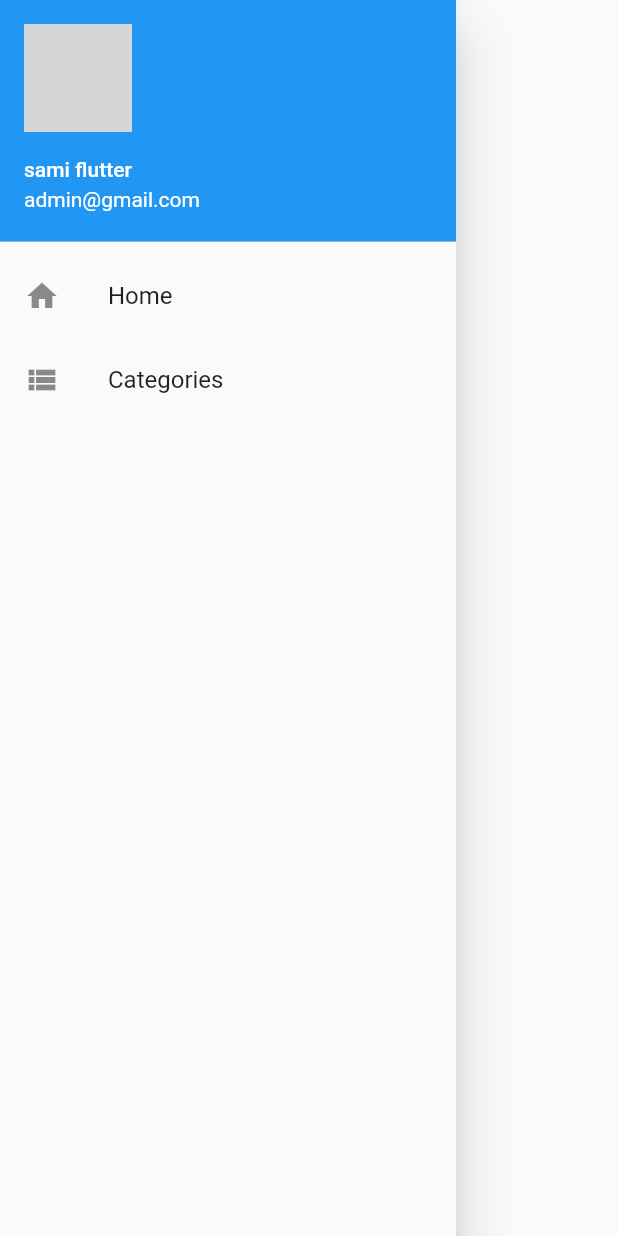
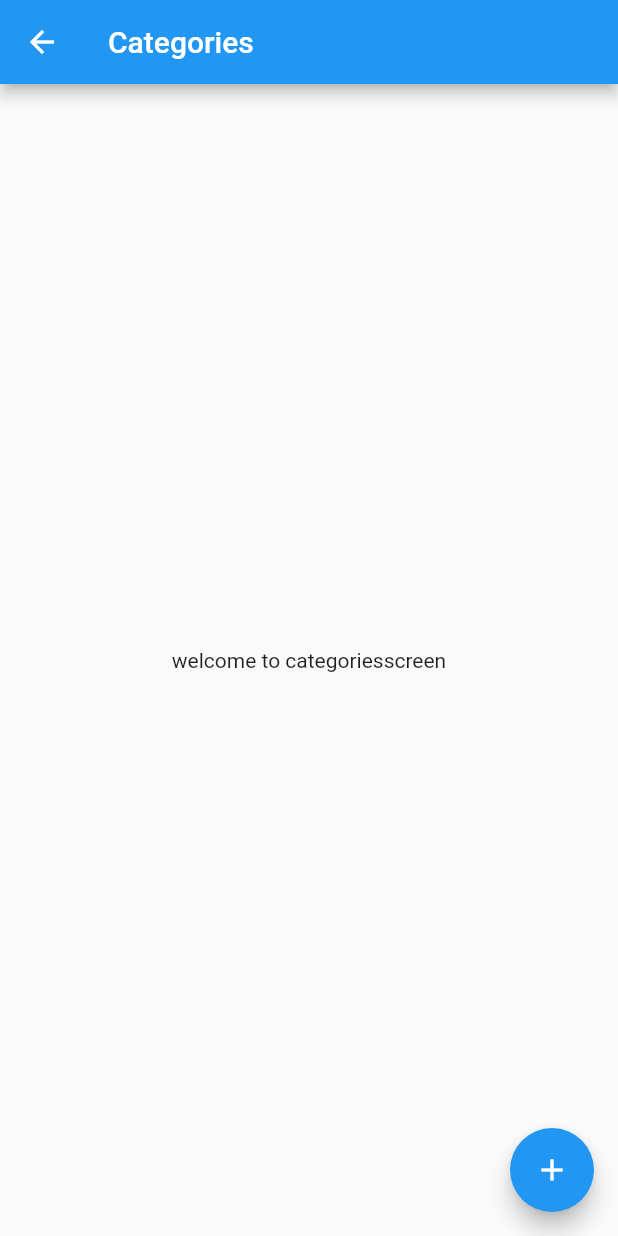
Before and after one commit to samiFlutter/todolist, a Flutter app: the DrawerNavigation widget shown alone on an empty page, opened directly, after a tap on "Categories", on a phone screen of 412 x 824 dp. Run offline on Flutter 3.47's test engine with Material 2 defaults, Android fonts, the phone set to English and light mode, and no system bars; network calls fail; grey boxes are pictures that could not be loaded.

Commit message:
after editing Categories creen

```diff
--- a/lib/helpers/drawer_navigation.dart
+++ b/lib/helpers/drawer_navigation.dart
@@ -1,4 +1,5 @@
 import 'package:flutter/material.dart';
+import 'package:todo/screens/categories_screen.dart';
 import 'package:todo/screens/home_screen.dart';
 
 class DrawerNavigation extends StatefulWidget {
@@ -35,7 +36,10 @@ class _DrawerNavigationState extends State<DrawerNavigation> {
             ListTile(
               leading: Icon(Icons.view_list),
               title: Text("Categories"),
-              onTap: () {},
+              onTap: () =>
+                  Navigator.of(context).push(
+                      MaterialPageRoute(builder: (context) => CategoresScreen())),
+
             ),
 
           ],
--- /dev/null
+++ b/lib/screens/categories_screen.dart
@@ -0,0 +1,80 @@
+import 'package:flutter/material.dart';
+import 'package:todo/screens/home_screen.dart';
+
+class CategoresScreen extends StatefulWidget {
+  const CategoresScreen({Key? key}) : super(key: key);
+
+  @override
+  State<CategoresScreen> createState() => _CategoresScreenState();
+}
+
+class _CategoresScreenState extends State<CategoresScreen> {
+  _showFormDialog(BuildContext context) {
+    return showDialog(
+        context: context,
+        barrierDismissible: true,
+        builder: (parm) {
+          return AlertDialog(
+            actions: [
+              TextButton(
+                  style: TextButton.styleFrom(
+                    primary: Colors.pink,
+                  ),
+                  onPressed: (() {
+                    Navigator.pop(context);
+                  }),
+                  child: Text("Cancel")),
+              TextButton(onPressed: (() {}), child: Text("Save")),
+            ],
+            title: Text("Categories Form"),
+            content: SingleChildScrollView(
+              child: Column(
+                children: [
+                  TextField(
+                    decoration: InputDecoration(
+                        hintText: "write a category ", labelText: "Category"),
+                  ),
+                  TextField(
+                    decoration: InputDecoration(
+                        hintText: "write a Description ",
+                        labelText: "Description"),
+                  ),
+                ],
+              ),
+            ),
+          );
+        });
+  }
+
+  @override
+  Widget build(BuildContext context) {
+    return Scaffold(
+      appBar: AppBar(
+        leading: ElevatedButton(
+            style: ButtonStyle(
+              elevation: MaterialStateProperty.resolveWith<double>(
+                (Set<MaterialState> states) {
+                  // if the button is pressed the elevation is 10.0, if not
+                  // it is 5.0
+                  if (states.contains(MaterialState.pressed)) return 10.0;
+                  return 0.0;
+                },
+              ),
+            ),
+            child: Icon(Icons.arrow_back),
+            onPressed: () {
+              Navigator.of(context)
+                  .push(MaterialPageRoute(builder: (context) => HomeScreen()));
+            }),
+        title: Text("Categories "),
+      ),
+      body: Center(child: Text("welcome to categoriesscreen")),
+      floatingActionButton: FloatingActionButton(
+        onPressed: () {
+          _showFormDialog(context);
+        },
+        child: Icon(Icons.add),
+      ),
+    );
+  }
+}
```
